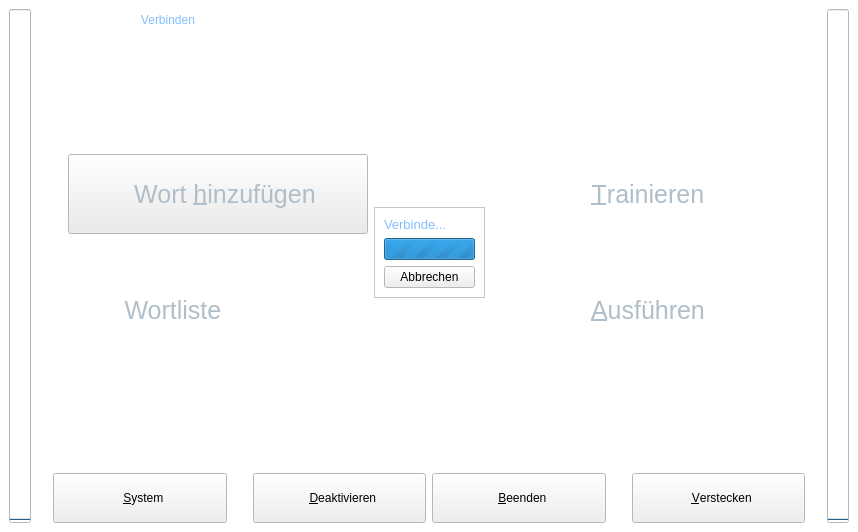
KDE/simon, file ui/main.ui: the form before one commit.
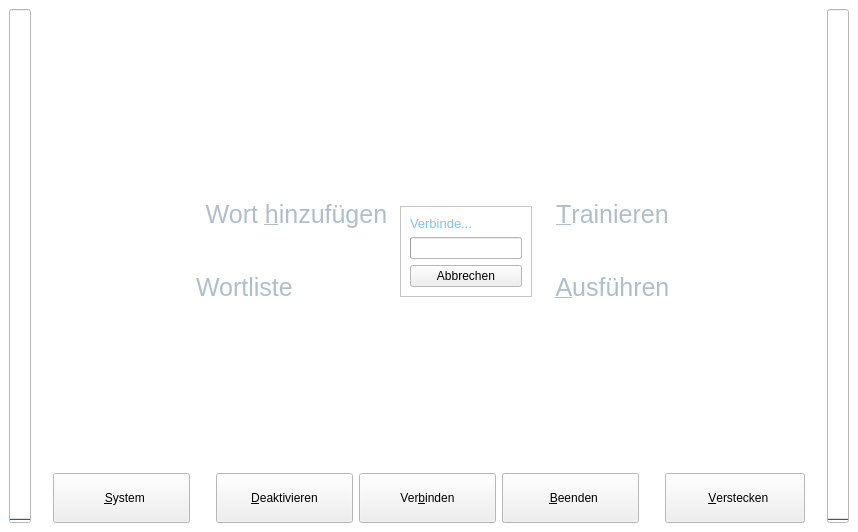
The form after the commit. Icons and pictures are not drawn.

What changed in the file:
```diff
--- a/ui/main.ui
+++ b/ui/main.ui
@@ -147,75 +147,6 @@
      <layout class="QVBoxLayout" >
       <item>
        <layout class="QHBoxLayout" >
-        <item>
-         <spacer>
-          <property name="orientation" >
-           <enum>Qt::Horizontal</enum>
-          </property>
-          <property name="sizeType" >
-           <enum>QSizePolicy::Fixed</enum>
-          </property>
-          <property name="sizeHint" >
-           <size>
-            <width>40</width>
-            <height>20</height>
-           </size>
-          </property>
-         </spacer>
-        </item>
-        <item>
-         <widget class="QPushButton" name="pbConnect" >
-          <property name="minimumSize" >
-           <size>
-            <width>150</width>
-            <height>0</height>
-           </size>
-          </property>
-          <property name="palette" >
-           <palette>
-            <active>
-             <colorrole role="ButtonText" >
-              <brush brushstyle="SolidPattern" >
-               <color alpha="255" >
-                <red>130</red>
-                <green>191</green>
-                <blue>255</blue>
-               </color>
-              </brush>
-             </colorrole>
-            </active>
-            <inactive>
-             <colorrole role="ButtonText" >
-              <brush brushstyle="SolidPattern" >
-               <color alpha="255" >
-                <red>130</red>
-                <green>191</green>
-                <blue>255</blue>
-               </color>
-              </brush>
-             </colorrole>
-            </inactive>
-            <disabled>
-             <colorrole role="ButtonText" >
-              <brush brushstyle="SolidPattern" >
-               <color alpha="255" >
-                <red>137</red>
-                <green>137</green>
-                <blue>139</blue>
-               </color>
-              </brush>
-             </colorrole>
-            </disabled>
-           </palette>
-          </property>
-          <property name="text" >
-           <string>Verbinden</string>
-          </property>
-          <property name="flat" >
-           <bool>true</bool>
-          </property>
-         </widget>
-        </item>
         <item>
          <spacer>
           <property name="orientation" >
@@ -251,8 +182,8 @@
         </property>
         <property name="sizeHint" >
          <size>
-          <width>20</width>
-          <height>3</height>
+          <width>732</width>
+          <height>16</height>
          </size>
         </property>
        </spacer>
@@ -266,8 +197,8 @@
           </property>
           <property name="sizeHint" >
            <size>
-            <width>10</width>
-            <height>20</height>
+            <width>16</width>
+            <height>272</height>
            </size>
           </property>
          </spacer>
@@ -291,8 +222,8 @@
            <widget class="QPushButton" name="pbAddWord" >
             <property name="minimumSize" >
              <size>
-              <width>300</width>
-              <height>80</height>
+              <width>100</width>
+              <height>20</height>
              </size>
             </property>
             <property name="palette" >
@@ -380,7 +311,7 @@
              </size>
             </property>
             <property name="flat" >
-             <bool>false</bool>
+             <bool>true</bool>
             </property>
            </widget>
           </item>
@@ -404,8 +335,8 @@
            <widget class="QPushButton" name="pbEditWordList" >
             <property name="minimumSize" >
              <size>
-              <width>300</width>
-              <height>80</height>
+              <width>100</width>
+              <height>20</height>
              </size>
             </property>
             <property name="palette" >
@@ -601,7 +532,7 @@
                 </size>
                </property>
                <property name="maximum" >
-                <number>0</number>
+                <number>1</number>
                </property>
                <property name="value" >
                 <number>0</number>
@@ -676,8 +607,8 @@
            <widget class="QPushButton" name="pbTrain" >
             <property name="minimumSize" >
              <size>
-              <width>300</width>
-              <height>80</height>
+              <width>100</width>
+              <height>20</height>
              </size>
             </property>
             <property name="palette" >
@@ -762,8 +693,8 @@
            <widget class="QPushButton" name="pbRunProgram" >
             <property name="minimumSize" >
              <size>
-              <width>300</width>
-              <height>80</height>
+              <width>100</width>
+              <height>20</height>
              </size>
             </property>
             <property name="palette" >
@@ -850,8 +781,8 @@
           </property>
           <property name="sizeHint" >
            <size>
-            <width>10</width>
-            <height>20</height>
+            <width>16</width>
+            <height>272</height>
            </size>
           </property>
          </spacer>
@@ -865,8 +796,8 @@
         </property>
         <property name="sizeHint" >
          <size>
-          <width>20</width>
-          <height>47</height>
+          <width>732</width>
+          <height>16</height>
          </size>
         </property>
        </spacer>
@@ -877,7 +808,7 @@
          <widget class="QPushButton" name="pbSettings" >
           <property name="minimumSize" >
            <size>
-            <width>160</width>
+            <width>120</width>
             <height>50</height>
            </size>
           </property>
@@ -918,7 +849,7 @@
          <widget class="QPushButton" name="pbActivision" >
           <property name="minimumSize" >
            <size>
-            <width>160</width>
+            <width>130</width>
             <height>50</height>
            </size>
           </property>
@@ -926,7 +857,7 @@
            <string>De-/aktiviert das System</string>
           </property>
           <property name="text" >
-           <string>  &amp;Deaktivieren</string>
+           <string>&amp;Deaktivieren</string>
           </property>
           <property name="icon" >
            <iconset resource="../simon.qrc" >:/images/icons/media-playback-pause.svg</iconset>
@@ -939,11 +870,36 @@
           </property>
          </widget>
         </item>
+        <item>
+         <widget class="QPushButton" name="pbConnect" >
+          <property name="minimumSize" >
+           <size>
+            <width>123</width>
+            <height>50</height>
+           </size>
+          </property>
+          <property name="toolTip" >
+           <string>De-/aktiviert das System</string>
+          </property>
+          <property name="text" >
+           <string>Ver&amp;binden</string>
+          </property>
+          <property name="icon" >
+           <iconset resource="../simon.qrc" >:/images/icons/network-receive.svg</iconset>
+          </property>
+          <property name="iconSize" >
+           <size>
+            <width>32</width>
+            <height>32</height>
+           </size>
+          </property>
+         </widget>
+        </item>
         <item>
          <widget class="QPushButton" name="pbClose" >
           <property name="minimumSize" >
            <size>
-            <width>160</width>
+            <width>132</width>
             <height>50</height>
            </size>
           </property>
@@ -984,7 +940,7 @@
          <widget class="QPushButton" name="pbHide" >
           <property name="minimumSize" >
            <size>
-            <width>160</width>
+            <width>140</width>
             <height>50</height>
            </size>
           </property>
```
